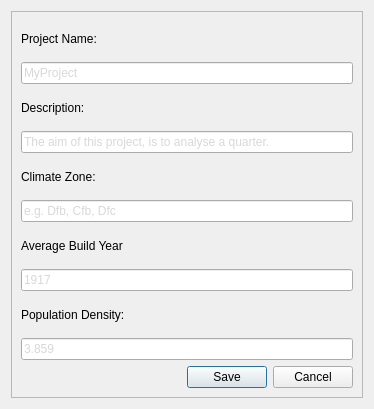
The window that mole/view/ui_project_settings_form.ui (UdK-VPT/Open_eQuarter) describes before a commit, drawn with Qt 5.
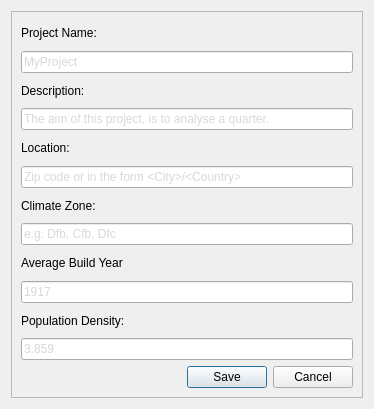
The same window after the commit.

Commit message: - Added an QLineEdit to add location to the project (#33) - Changed the zoom_to_default_extend-method to use the setExtent-method of the layer instead of the canvas' method

```diff
--- a/mole/view/ui_project_settings_form.ui
+++ b/mole/view/ui_project_settings_form.ui
@@ -41,8 +41,15 @@
       <property name="verticalSpacing">
        <number>-1</number>
       </property>
+      <item row="4" column="0">
+       <widget class="QLabel" name="location_label">
+        <property name="text">
+         <string>Location:</string>
+        </property>
+       </widget>
+      </item>
       <item row="0" column="0">
-       <widget class="QLabel" name="label">
+       <widget class="QLabel" name="project_name_label">
         <property name="toolTip">
          <string>Name of the project</string>
         </property>
@@ -62,7 +69,7 @@
        </widget>
       </item>
       <item row="2" column="0">
-       <widget class="QLabel" name="label_2">
+       <widget class="QLabel" name="description_label">
         <property name="toolTip">
          <string>Short description of the project</string>
         </property>
@@ -78,8 +85,8 @@
         </property>
        </widget>
       </item>
-      <item row="4" column="0">
-       <widget class="QLabel" name="label_3">
+      <item row="6" column="0">
+       <widget class="QLabel" name="climate_zone_label">
         <property name="toolTip">
          <string>Köppen–Geiger climate classification of the investigation area (for more informatoin visit: http://en.wikipedia.org/wiki/Köppen_climate_classification)</string>
         </property>
@@ -88,15 +95,15 @@
         </property>
        </widget>
       </item>
-      <item row="5" column="0">
+      <item row="7" column="0">
        <widget class="QLineEdit" name="climate_zone">
         <property name="text">
          <string>e.g. Dfb, Cfb, Dfc</string>
         </property>
        </widget>
       </item>
-      <item row="6" column="0">
-       <widget class="QLabel" name="label_4">
+      <item row="8" column="0">
+       <widget class="QLabel" name="average_build_year_label">
         <property name="toolTip">
          <string>Average year of construction on the building stock</string>
         </property>
@@ -105,15 +112,15 @@
         </property>
        </widget>
       </item>
-      <item row="7" column="0">
+      <item row="9" column="0">
        <widget class="QLineEdit" name="average_build_year">
         <property name="text">
          <string>1917</string>
         </property>
        </widget>
       </item>
-      <item row="8" column="0">
-       <widget class="QLabel" name="label_5">
+      <item row="10" column="0">
+       <widget class="QLabel" name="population_density_2">
         <property name="toolTip">
          <string>Population density of the investigation area (inhabitants per square kilometre)</string>
         </property>
@@ -122,14 +129,14 @@
         </property>
        </widget>
       </item>
-      <item row="9" column="0">
+      <item row="11" column="0">
        <widget class="QLineEdit" name="population_density">
         <property name="text">
          <string>3.859</string>
         </property>
        </widget>
       </item>
-      <item row="10" column="0">
+      <item row="12" column="0">
        <widget class="QDialogButtonBox" name="buttonBox">
         <property name="orientation">
          <enum>Qt::Horizontal</enum>
@@ -139,6 +146,13 @@
         </property>
        </widget>
       </item>
+      <item row="5" column="0">
+       <widget class="QLineEdit" name="location">
+        <property name="text">
+         <string>Zip code or in the form &lt;City&gt;/&lt;Country&gt;</string>
+        </property>
+       </widget>
+      </item>
      </layout>
     </widget>
    </item>
```
The commit also changes 9 other files.
